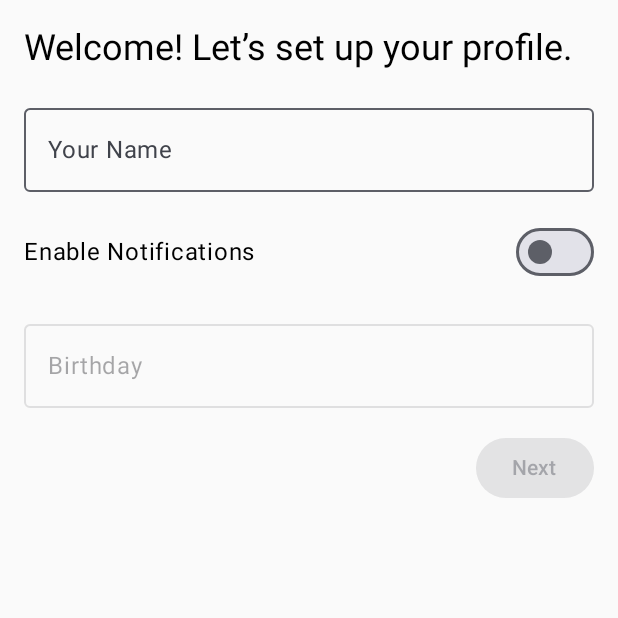
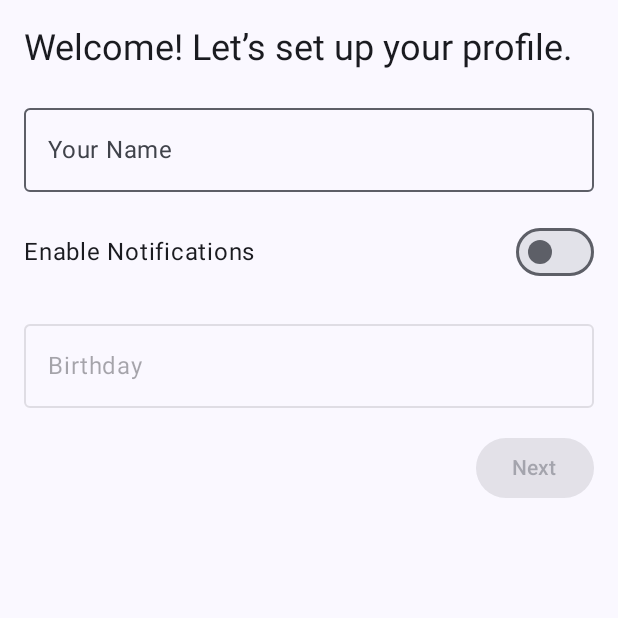
Before and after one commit to Fabiomi12/assistant-ai, an Android app built with Jetpack Compose: the screen it shows after launch (MainActivity), on a phone screen of 412 x 824 dp, the top half of it. Run offline under Robolectric (Android 15) with nearby library versions, the phone set to English and light mode, and no system bars; our stand-ins replace Dagger/Hilt's generated code, Room's generated code.

Commit message:
Wrap setup steps in Surface

```diff
--- a/app/src/main/java/edu/upt/assistant/ui/screens/SetupScreen.kt
+++ b/app/src/main/java/edu/upt/assistant/ui/screens/SetupScreen.kt
@@ -19,6 +19,7 @@ import androidx.compose.material3.ExperimentalMaterial3Api
 import androidx.compose.material3.FilterChip
 import androidx.compose.material3.MaterialTheme
 import androidx.compose.material3.OutlinedTextField
+import androidx.compose.material3.Surface
 import androidx.compose.material3.Switch
 import androidx.compose.material3.Text
 import androidx.compose.runtime.Composable
@@ -150,7 +151,10 @@ fun SetupStep1(
             onDispose { dialog.dismiss() }
         }
     }
-
+    Surface(
+        modifier = Modifier.fillMaxSize(),
+        color = MaterialTheme.colorScheme.background
+    ) {
         Column(
             Modifier
                 .fillMaxSize()
@@ -203,6 +207,7 @@ fun SetupStep1(
             }
         }
     }
+}
 
 
 @OptIn(ExperimentalMaterial3Api::class)
@@ -214,6 +219,10 @@ fun SetupStep2(
     customInterest: String,
     onCustomInterestChange: (String) -> Unit,
     onFinish: () -> Unit
+) {
+    Surface(
+        modifier = Modifier.fillMaxSize(),
+        color = MaterialTheme.colorScheme.background
     ) {
         Column(
             Modifier
@@ -258,6 +267,7 @@ fun SetupStep2(
             }
         }
     }
+}
 
 @Composable
 fun SetupRoute(
```
Lines whose indentation alone changed are shown as unchanged.
